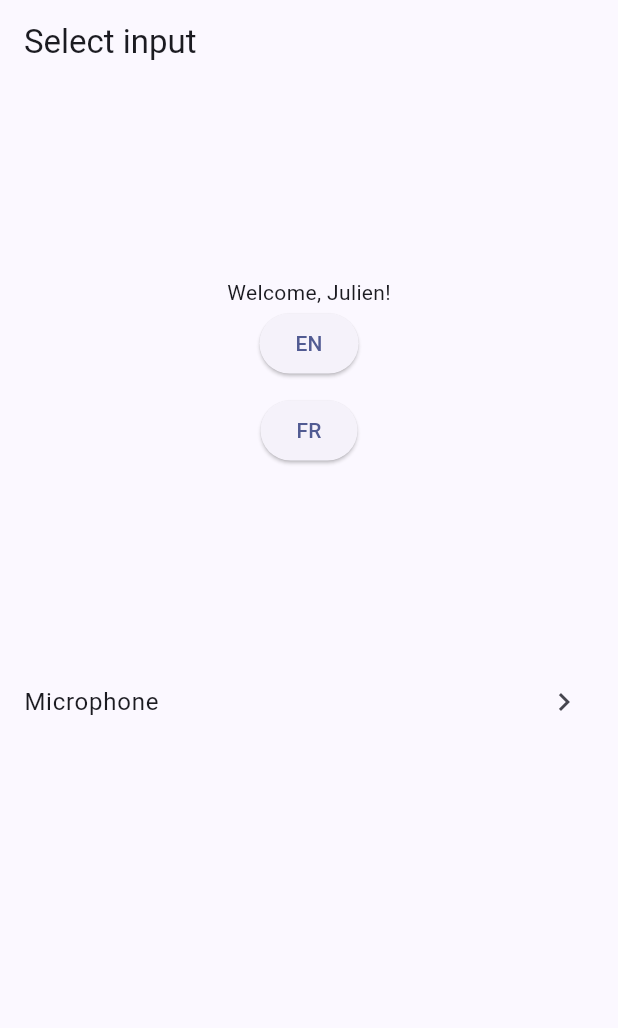
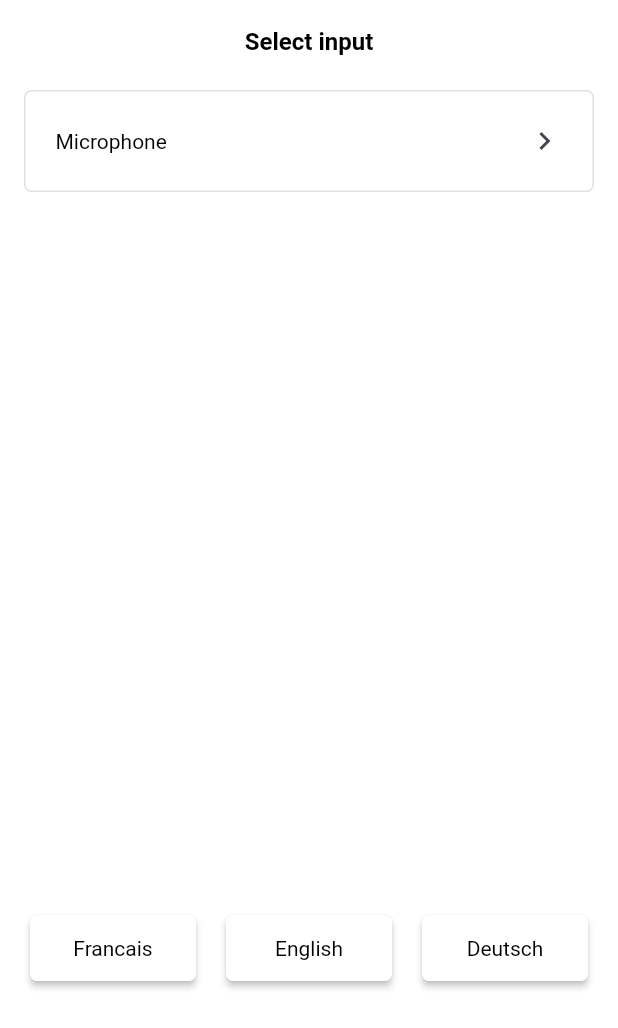
Before and after one commit to Julien5/pianoscope, a Flutter app: the screen it shows after launch, on a phone screen of 412 x 824 dp. Shown: the top 1028 px of the screen. Run offline on Flutter 3.47's test engine with Material 3 defaults, Android fonts, the phone set to English and light mode, and no system bars; our stand-ins replace permission_handler; missing offline and left inert: flutter_rust_bridge, window_manager; project files that could hold a hidden picture were left out.

Commit message:
setup application theme

```diff
--- a/frontend/lib/main.dart
+++ b/frontend/lib/main.dart
@@ -8,6 +8,7 @@ import 'pianoscope.dart';
 
 import 'l10n/app_localizations.dart';
 import 'src/providers/locale_provider.dart';
+import 'src/style.dart';
 
 Future<void> main() async {
   WidgetsFlutterBinding.ensureInitialized();
@@ -42,10 +43,7 @@ class NanoApp extends StatelessWidget {
             locale: localeProvider.locale,
             localizationsDelegates: AppLocalizations.localizationsDelegates,
             supportedLocales: AppLocalizations.supportedLocales,
-            theme: ThemeData(
-              colorSchemeSeed: Colors.indigo,
-              useMaterial3: true,
-            ),
+            theme: AppTheme.lightTheme,
             home: const DeviceListScreen(),
           );
         },
--- a/frontend/lib/src/screens/clef_selection_screen.dart
+++ b/frontend/lib/src/screens/clef_selection_screen.dart
@@ -1,24 +1,27 @@
 import 'package:flutter/material.dart';
 import 'package:provider/provider.dart';
-
 import '../../pianoscope.dart';
+import '../style.dart';
 
 class KeyTile extends StatelessWidget {
   final KeySignature current;
   final KeySignature keySignature;
   const KeyTile({super.key, required this.keySignature, required this.current});
 
+  ButtonStyle _getBorderStyle(bool isSelected) {
+    return ElevatedButton.styleFrom(
+      shape: RoundedRectangleBorder(borderRadius: BorderRadius.circular(5)),
+      side: isSelected
+          ? const BorderSide(color: AppColors.text, width: 2.0) // Selected
+          : const BorderSide(color: AppColors.border, width: 1.0), // Unselected
+    );
+  }
+
   @override
   Widget build(BuildContext context) {
-    BorderSide side = BorderSide(color: Colors.grey, width: 2);
-    if (current == keySignature) {
-      side = BorderSide(color: Colors.black, width: 3);
-    }
+    bool isSelected = current == keySignature;
     return ElevatedButton(
-      style: ElevatedButton.styleFrom(
-        shape: RoundedRectangleBorder(borderRadius: BorderRadius.circular(7)),
-        side: side,
-      ),
+      style: _getBorderStyle(isSelected),
 
       onPressed: () {
         InputProvider model = context.read<InputProvider>();
@@ -61,9 +64,7 @@ class _KeyTilesState extends State<KeyTiles> {
         Row(
           mainAxisAlignment: MainAxisAlignment.spaceEvenly,
           crossAxisAlignment: CrossAxisAlignment.center,
-          children: [
-            KeyTile(keySignature: key, current: current),
-          ], //
+          children: [KeyTile(keySignature: key, current: current)], //
         ),
       );
     }
--- a/frontend/lib/src/screens/device_list_screen.dart
+++ b/frontend/lib/src/screens/device_list_screen.dart
@@ -6,6 +6,18 @@ import '../rust/api/bridge.dart';
 import 'package:provider/provider.dart';
 import '../providers/input_provider.dart';
 import 'midi_signal_screen.dart';
+
+class MinimalButton extends StatelessWidget {
+  final String text;
+  final VoidCallback? onPressed;
+
+  const MinimalButton({super.key, required this.text, required this.onPressed});
+
+  @override
+  Widget build(BuildContext context) {
+    return ElevatedButton(onPressed: onPressed, child: Text(text));
+  }
+}
 
 class DeviceListScreen extends StatefulWidget {
   const DeviceListScreen({super.key});
@@ -118,35 +130,46 @@ class _DeviceListScreenState extends State<DeviceListScreen> {
 
   Widget _buildBody(List<MidiPort> ports, String? error) {
     final localeProvider = Provider.of<LocaleProvider>(context, listen: true);
-    debugPrint("_buildBody: ${localeProvider.locale}");
-    final String welcome = AppLocalizations.of(context)!.welcomeUser("Julien");
-    final localizationWidget = Column(
+    // localeProvider.locale
+    final localizationWidget = Padding(
+      padding: EdgeInsetsGeometry.fromLTRB(20, 5, 20, 5),
+      child: Row(
         mainAxisAlignment: MainAxisAlignment.center,
+        spacing: 20,
         children: [
-        Text(welcome),
-        ElevatedButton(
+          Expanded(
+            child: MinimalButton(
+              onPressed: () => localeProvider.setLocale(const Locale('fr')),
+              text: 'Francais',
+            ),
+          ),
+          Expanded(
+            child: MinimalButton(
               onPressed: () => localeProvider.setLocale(const Locale('en')),
-          child: const Text('EN'),
+              text: 'English',
             ),
-        const SizedBox(height: 10),
-        ElevatedButton(
-          onPressed: () => localeProvider.setLocale(const Locale('fr')),
-          child: const Text('FR'),
+          ),
+          Expanded(
+            child: MinimalButton(
+              onPressed: () => localeProvider.setLocale(const Locale('en')),
+              text: 'Deutsch',
+            ),
           ),
         ],
+      ),
     );
     if (error != null) {
       return Center(
         child: Column(
           mainAxisAlignment: MainAxisAlignment.center,
           children: [
-            localizationWidget,
             Text('Error: $error'),
             const SizedBox(height: 16),
             ElevatedButton(
               onPressed: () => context.read<InputProvider>().loadPorts(),
               child: const Text('Retry'),
             ),
+            localizationWidget,
           ],
         ),
       );
@@ -156,21 +179,29 @@ class _DeviceListScreenState extends State<DeviceListScreen> {
       itemCount: ports.length + 1,
       itemBuilder: (context, index) {
         if (index == 0) {
-          return ListTile(
+          return Card(
+          child: ListTile(
             title: Text("Microphone"),
             trailing: const Icon(Icons.chevron_right),
             onTap: () => _connect(""),
-          );
+          ));
         }
 
-        return ListTile(
+        return Card(
+          child: ListTile(
             title: Text(ports[index - 1].name),
             trailing: const Icon(Icons.chevron_right),
             onTap: () => _connect(ports[index - 1].id),
+          ),
         );
       },
     );
 
-    return Column(children: [Expanded(child:localizationWidget),Expanded(child:inputsWidget)],);
+    return Column(
+      children: [
+        Expanded(child: inputsWidget),
+        Expanded(child: localizationWidget),
+      ],
+    );
   }
 }
--- a/frontend/lib/src/screens/midi_signal_screen.dart
+++ b/frontend/lib/src/screens/midi_signal_screen.dart
@@ -6,6 +6,7 @@ import '../notation/models/key_signature.dart';
 import '../rust/api/event.dart';
 import 'package:provider/provider.dart';
 import '../providers/input_provider.dart';
+import '../style.dart';
 import '../widgets/grand_staff_view.dart';
 import '../widgets/keyboard_widget.dart';
 import '../widgets/velocity_indicator.dart';
@@ -122,6 +123,19 @@ class _MidiSignalScreenState extends State<MidiSignalScreen> {
       ),
     */
     /* DEBUG */
+    Widget row = Row(
+      crossAxisAlignment: CrossAxisAlignment.center,
+      spacing: 20,
+      children: [
+        Expanded(
+          child: GrandStaffView(
+            keySignature: keySignature ?? KeySignature.cMajor,
+            notes: notes,
+          ),
+        ),
+        VelocityIndicator(velocity: signalVelocity),
+      ],
+    );
     return PopScope(
       onPopInvokedWithResult: (didPop, result) => {
         context.read<InputProvider>().disconnect(),
@@ -132,26 +146,17 @@ class _MidiSignalScreenState extends State<MidiSignalScreen> {
           child: Column(
             mainAxisAlignment: MainAxisAlignment.center,
             children: [
-              FilledButton(
+              ElevatedButton(
                 onPressed: () {
                   openClefSelectionScreen();
                 },
                 child: Text(selectClef),
               ),
-              Row(
-                crossAxisAlignment: CrossAxisAlignment.center,
-                children: [
-                  Expanded(
-                    child: GrandStaffView(
-                      keySignature: keySignature ?? KeySignature.cMajor,
-                      notes: notes,
-                    ),
-                  ),
-                  VelocityIndicator(velocity: signalVelocity),
-                  const SizedBox(width: 10),
-                ],
+              Padding(
+                padding: EdgeInsetsGeometry.fromLTRB(20, 0, 20, 0),
+                child: row,
               ),
-              const SizedBox(height: 8),
+              const SizedBox(height: 10),
               KeyboardWidget(
                 pressedNotes: keyboardNotes,
                 whiteHeight: 140,
@@ -160,14 +165,8 @@ class _MidiSignalScreenState extends State<MidiSignalScreen> {
                 pressedDotColor: Colors.blue,
               ),
               const SizedBox(height: 32),
-              Text(
-                _noteName,
-                style: const TextStyle(
-                  fontSize: 15,
-                  fontWeight: FontWeight.bold,
-                ),
-              ),
-              Text(_rawHex, style: const TextStyle(fontSize: 10)),
+              Text(_noteName),
+              Text(_rawHex, style: AppTextStyles.small),
               const SizedBox(height: 2),
             ],
           ),
--- /dev/null
+++ b/frontend/lib/src/style.dart
@@ -0,0 +1,92 @@
+import 'package:flutter/material.dart';
+
+abstract class AppColors {
+  static const Color background = Colors.white;
+  static const Color border = Color(0xFFE0E0E0);
+  static const Color text = Colors.black;
+}
+
+abstract class AppTextStyles {
+  static const TextStyle title = TextStyle(
+    fontSize: 16,
+    fontWeight: FontWeight.w600,
+    color: AppColors.text,
+  );
+  static const TextStyle normal = TextStyle(
+    fontSize: 14,
+    fontWeight: FontWeight.w400,
+    color: AppColors.text,
+  );
+  static const TextStyle small = TextStyle(
+    fontSize: 12,
+    fontWeight: FontWeight.w200,
+    color: AppColors.text,
+  );
+}
+
+abstract class AppTheme {
+  // 1. Minimalist AppBar Theme
+  static AppBarThemeData get _appBarTheme => const AppBarThemeData(
+    backgroundColor: AppColors.background, // Icon and text color
+    elevation: 0, // Flat design with no drop shadow
+    scrolledUnderElevation: 0, // Prevents background color change on scroll
+    centerTitle: true,
+    titleTextStyle: AppTextStyles.title,
+  );
+
+  static ButtonStyle get _elevatedButtonStyle => ElevatedButton.styleFrom(
+    shape: _framedShape,
+    elevation: 2,
+    backgroundColor: AppColors.background,
+    foregroundColor: AppColors.text,
+    padding: const EdgeInsets.symmetric(horizontal: 20, vertical: 14),
+    textStyle: AppTextStyles.normal,
+  );
+
+  static RoundedRectangleBorder get _framedShape => RoundedRectangleBorder(
+    borderRadius: BorderRadius.circular(5),
+    side: const BorderSide(
+      color: AppColors.background, // Light border frame
+      width: 1,
+    ),
+  );
+
+  static ListTileThemeData get _listTileTheme => ListTileThemeData(
+    // Controls title text style (default is ~16px)
+    shape: _framedShape,
+
+    titleTextStyle: AppTextStyles.normal,
+    // Optional: Reduces vertical padding to match the compact text look
+    dense: false,
+    contentPadding: const EdgeInsets.symmetric(horizontal: 20, vertical: 5),
+  );
+
+  // 1. Card Theme (Handles outer margin & border frame)
+  static CardThemeData get _cardTheme => CardThemeData(
+    shape: RoundedRectangleBorder(
+      borderRadius: BorderRadius.circular(5),
+      side: const BorderSide(
+        color: AppColors.border, // Light border frame
+        width: 1,
+      ),
+    ),
+    color: AppColors.background,
+    elevation: 0, // Flat design
+    margin: const EdgeInsets.symmetric(
+      horizontal: 16,
+      vertical: 4,
+    ), // Outer spacing
+  );
+
+  // Re-evaluated on every hot reload
+  static ThemeData get lightTheme {
+    return ThemeData(
+      useMaterial3: true,
+      appBarTheme: _appBarTheme,
+      scaffoldBackgroundColor: AppColors.background,
+      elevatedButtonTheme: ElevatedButtonThemeData(style: _elevatedButtonStyle),
+      listTileTheme: _listTileTheme,
+      cardTheme: _cardTheme,
+    );
+  }
+}
```
Lines whose indentation alone changed are shown as unchanged.
